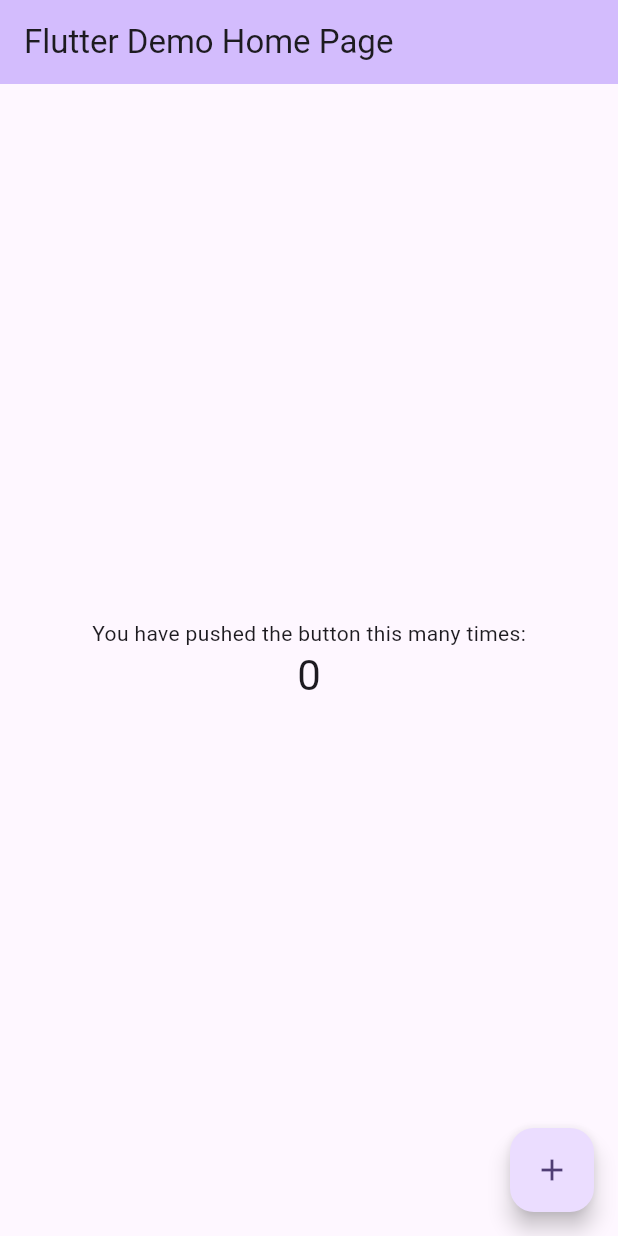
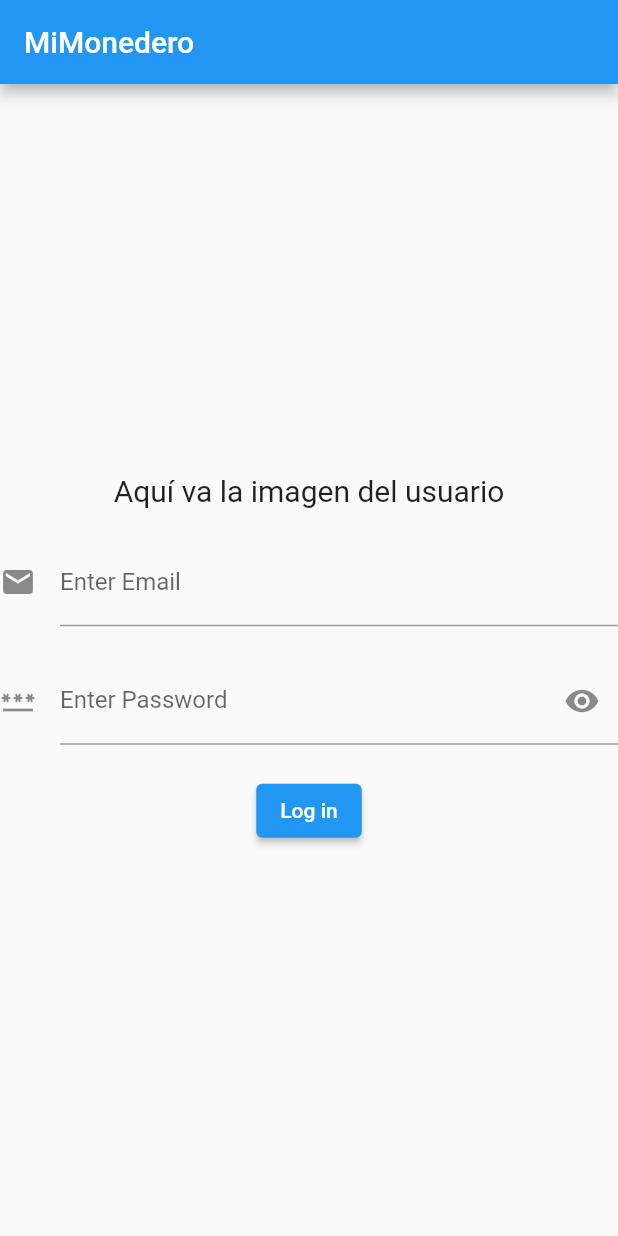
Before and after one commit to luis2001cazares/MiMonedero, a Flutter app: the screen it shows after launch, on a phone screen of 412 x 824 dp. Run offline on Flutter 3.47's test engine with Material 2 defaults, Android fonts, the phone set to English and light mode, and no system bars.

Commit message:
diseño de login generico y assets añadido

```diff
--- a/lib/main.dart
+++ b/lib/main.dart
@@ -1,125 +1,18 @@
 import 'package:flutter/material.dart';
+import 'widgets/login.dart';
 
 void main() {
   runApp(const MyApp());
 }
 
 class MyApp extends StatelessWidget {
-  const MyApp({super.key});
+  const MyApp({Key? key}) : super(key: key);
 
-  // This widget is the root of your application.
   @override
   Widget build(BuildContext context) {
     return MaterialApp(
-      title: 'Flutter Demo',
-      theme: ThemeData(
-        // This is the theme of your application.
-        //
-        // TRY THIS: Try running your application with "flutter run". You'll see
-        // the application has a blue toolbar. Then, without quitting the app,
-        // try changing the seedColor in the colorScheme below to Colors.green
-        // and then invoke "hot reload" (save your changes or press the "hot
-        // reload" button in a Flutter-supported IDE, or press "r" if you used
-        // the command line to start the app).
-        //
-        // Notice that the counter didn't reset back to zero; the application
-        // state is not lost during the reload. To reset the state, use hot
-        // restart instead.
-        //
-        // This works for code too, not just values: Most code changes can be
-        // tested with just a hot reload.
-        colorScheme: ColorScheme.fromSeed(seedColor: Colors.deepPurple),
-        useMaterial3: true,
-      ),
-      home: const MyHomePage(title: 'Flutter Demo Home Page'),
+      title: 'Mi Monedero',
+      home: LoginWidget(),
     );
   }
 }
-
-class MyHomePage extends StatefulWidget {
-  const MyHomePage({super.key, required this.title});
-
-  // This widget is the home page of your application. It is stateful, meaning
-  // that it has a State object (defined below) that contains fields that affect
-  // how it looks.
-
-  // This class is the configuration for the state. It holds the values (in this
-  // case the title) provided by the parent (in this case the App widget) and
-  // used by the build method of the State. Fields in a Widget subclass are
-  // always marked "final".
-
-  final String title;
-
-  @override
-  State<MyHomePage> createState() => _MyHomePageState();
-}
-
-class _MyHomePageState extends State<MyHomePage> {
-  int _counter = 0;
-
-  void _incrementCounter() {
-    setState(() {
-      // This call to setState tells the Flutter framework that something has
-      // changed in this State, which causes it to rerun the build method below
-      // so that the display can reflect the updated values. If we changed
-      // _counter without calling setState(), then the build method would not be
-      // called again, and so nothing would appear to happen.
-      _counter++;
-    });
-  }
-
-  @override
-  Widget build(BuildContext context) {
-    // This method is rerun every time setState is called, for instance as done
-    // by the _incrementCounter method above.
-    //
-    // The Flutter framework has been optimized to make rerunning build methods
-    // fast, so that you can just rebuild anything that needs updating rather
-    // than having to individually change instances of widgets.
-    return Scaffold(
-      appBar: AppBar(
-        // TRY THIS: Try changing the color here to a specific color (to
-        // Colors.amber, perhaps?) and trigger a hot reload to see the AppBar
-        // change color while the other colors stay the same.
-        backgroundColor: Theme.of(context).colorScheme.inversePrimary,
-        // Here we take the value from the MyHomePage object that was created by
-        // the App.build method, and use it to set our appbar title.
-        title: Text(widget.title),
-      ),
-      body: Center(
-        // Center is a layout widget. It takes a single child and positions it
-        // in the middle of the parent.
-        child: Column(
-          // Column is also a layout widget. It takes a list of children and
-          // arranges them vertically. By default, it sizes itself to fit its
-          // children horizontally, and tries to be as tall as its parent.
-          //
-          // Column has various properties to control how it sizes itself and
-          // how it positions its children. Here we use mainAxisAlignment to
-          // center the children vertically; the main axis here is the vertical
-          // axis because Columns are vertical (the cross axis would be
-          // horizontal).
-          //
-          // TRY THIS: Invoke "debug painting" (choose the "Toggle Debug Paint"
-          // action in the IDE, or press "p" in the console), to see the
-          // wireframe for each widget.
-          mainAxisAlignment: MainAxisAlignment.center,
-          children: <Widget>[
-            const Text(
-              'You have pushed the button this many times:',
-            ),
-            Text(
-              '$_counter',
-              style: Theme.of(context).textTheme.headlineMedium,
-            ),
-          ],
-        ),
-      ),
-      floatingActionButton: FloatingActionButton(
-        onPressed: _incrementCounter,
-        tooltip: 'Increment',
-        child: const Icon(Icons.add),
-      ), // This trailing comma makes auto-formatting nicer for build methods.
-    );
-  }
-}
--- /dev/null
+++ b/lib/widgets/login.dart
@@ -0,0 +1,80 @@
+import 'package:flutter/material.dart';
+
+class LoginWidget extends StatefulWidget {
+  const LoginWidget({Key? key}) : super(key: key);
+
+  @override
+  _LoginWidgetState createState() => _LoginWidgetState();
+}
+
+class _LoginWidgetState extends State<LoginWidget> {
+  final TextEditingController _emailController = TextEditingController();
+  final TextEditingController _passwordController = TextEditingController();
+
+  @override
+  Widget build(BuildContext context) {
+    return Scaffold(
+      appBar: AppBar(
+        title: const Text('MiMonedero'),
+      ),
+      body: Center(
+        child: Column(
+          mainAxisAlignment: MainAxisAlignment.center,
+          children: [
+            const Text(
+              'Aquí va la imagen del usuario',
+              style: TextStyle(fontSize: 20),
+            ),
+            const SizedBox(height: 20),
+            TextField(
+              controller: _emailController,
+              decoration: InputDecoration(
+                labelText: 'Enter Email',
+                icon: const Icon(Icons.email),
+              ),
+            ),
+            const SizedBox(height: 20),
+            TextField(
+              controller: _passwordController,
+              decoration: InputDecoration(
+                labelText: 'Enter Password',
+                icon: const Icon(Icons.password),
+                suffixIcon: IconButton(
+                  icon: const Icon(Icons.visibility),
+                  onPressed: () {
+                    // Mostrar o ocultar la contraseña
+                  },
+                ),
+              ),
+              obscureText: true,
+            ),
+            const SizedBox(height: 20),
+            // Widget personalizado
+            Button(
+              onPressed: () {
+                // Iniciar sesión
+              },
+              child: const Text('Log in'),
+            ),
+          ],
+        ),
+      ),
+    );
+  }
+}
+
+class Button extends StatelessWidget {
+  final VoidCallback onPressed;
+  final Widget child;
+
+  const Button({Key? key, required this.onPressed, required this.child})
+      : super(key: key);
+
+  @override
+  Widget build(BuildContext context) {
+    return ElevatedButton(
+      onPressed: onPressed,
+      child: child,
+    );
+  }
+}
--- a/pubspec.yaml
+++ b/pubspec.yaml
@@ -59,7 +59,8 @@ flutter:
   uses-material-design: true
 
   # To add assets to your application, add an assets section, like this:
-  # assets:
+  assets:
+    - assets/
   #   - images/a_dot_burr.jpeg
   #   - images/a_dot_ham.jpeg
 
```
